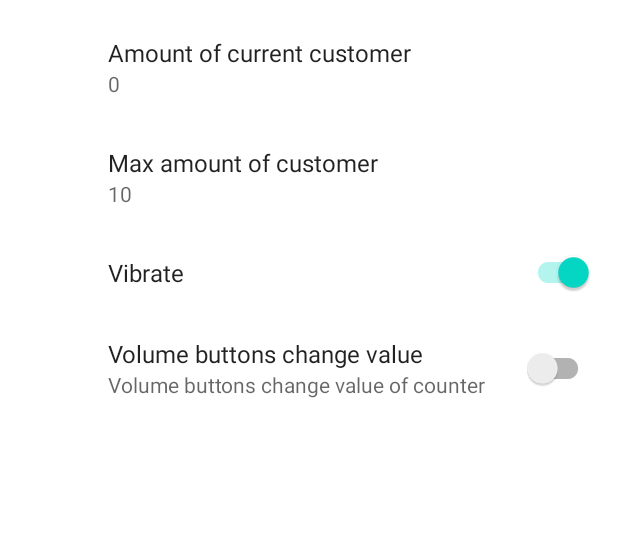
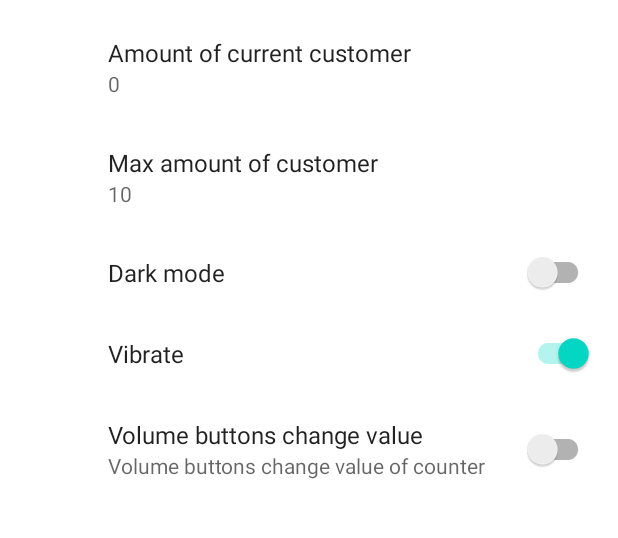
Before and after one commit to antonkesy/customer-counter-android, an Android app: the screen it shows after launch (SettingsActivity), after a tap on "Settings", on a phone screen of 412 x 824 dp, the part 65-603 px from its top. Run offline under Robolectric (Android 15) with nearby library versions, the phone set to English and light mode, and no system bars; our stand-ins replace androidx.preference; 2 statements that could not run were skipped.

Commit message:
use only dark mode switch instead of full theme

```diff
--- a/app/src/main/java/com/antonkesy/customercounter/MainActivity.kt
+++ b/app/src/main/java/com/antonkesy/customercounter/MainActivity.kt
@@ -2,7 +2,6 @@ package com.antonkesy.customercounter
 
 import android.content.Context
 import android.content.Intent
-import android.content.res.Configuration
 import android.media.AudioManager
 import android.os.Build
 import android.os.Bundle
@@ -13,6 +12,7 @@ import android.widget.ImageButton
 import android.widget.ImageView
 import android.widget.TextView
 import androidx.appcompat.app.AppCompatActivity
+import androidx.constraintlayout.widget.ConstraintLayout
 import androidx.core.content.ContextCompat
 import kotlinx.coroutines.Dispatchers
 import kotlinx.coroutines.GlobalScope
@@ -39,6 +39,7 @@ class MainActivity : AppCompatActivity() {
     private var isSoundOn = true
     private var isVibrateOn = true
     private var isVolumeButtonControlOn = false
+    private var isDarkMode = false
 
     //for volume button control
     private var view: View? = null
@@ -49,6 +50,7 @@ class MainActivity : AppCompatActivity() {
         setContentView(R.layout.activity_main)
         view = findViewById<View>(android.R.id.content).rootView
         audioManager = this.getSystemService(Context.AUDIO_SERVICE) as AudioManager
+        updateFromPreferences()
         updateUIColor()
 
         //settings button
@@ -130,7 +132,7 @@ class MainActivity : AppCompatActivity() {
         stopTV = findViewById(R.id.stopTV)
         limitTV = findViewById(R.id.limitReachedTV)
 
-        updateFromPreferences()
+
         changeCustomerAmount(0)
     }
 
@@ -196,36 +198,43 @@ class MainActivity : AppCompatActivity() {
         isSoundOn = UserPreferencesManager.isSoundOn(this)
         isVibrateOn = UserPreferencesManager.isVibrateOn(this)
         isVolumeButtonControlOn = UserPreferencesManager.isVolumeControlOn(this)
+        isDarkMode = UserPreferencesManager.isDarkMode(this)
     }
 
     private fun updateUIColor() {
         //change settings button color for low api with drawable change
         findViewById<ImageButton>(R.id.settingsBtn).setImageDrawable(
-            when (resources?.configuration?.uiMode?.and(Configuration.UI_MODE_NIGHT_MASK)) {
-                Configuration.UI_MODE_NIGHT_YES -> {
-                    ContextCompat.getDrawable(this, R.drawable.ic_baseline_settings_24_white)
-                }
-                else -> ContextCompat.getDrawable(this, R.drawable.ic_baseline_settings_24_black)
-            }
+            ContextCompat.getDrawable(
+                this,
+                if (isDarkMode)
+                    R.drawable.ic_baseline_settings_24_white
+                else R.drawable.ic_baseline_settings_24_black
+            )
         )
         //change sub button color for low api with drawable change
         findViewById<ImageButton>(R.id.subBtn).setImageDrawable(
-            when (resources?.configuration?.uiMode?.and(Configuration.UI_MODE_NIGHT_MASK)) {
-                Configuration.UI_MODE_NIGHT_YES -> {
-                    ContextCompat.getDrawable(this, R.drawable.ic_baseline_remove_24_white)
-                }
-                else -> ContextCompat.getDrawable(this, R.drawable.ic_baseline_remove_24_black)
-            }
+            ContextCompat.getDrawable(
+                this, if (isDarkMode)
+                    R.drawable.ic_baseline_remove_24_white
+                else R.drawable.ic_baseline_remove_24_black
+            )
         )
-
         //change sub button color for low api with drawable change
         findViewById<ImageButton>(R.id.addBtn).setImageDrawable(
-            when (resources?.configuration?.uiMode?.and(Configuration.UI_MODE_NIGHT_MASK)) {
-                Configuration.UI_MODE_NIGHT_YES -> {
-                    ContextCompat.getDrawable(this, R.drawable.ic_baseline_add_24_white)
-                }
-                else -> ContextCompat.getDrawable(this, R.drawable.ic_baseline_add_24_black)
-            }
+            ContextCompat.getDrawable(
+                this,
+                if (isDarkMode)
+                    R.drawable.ic_baseline_add_24_white
+                else R.drawable.ic_baseline_add_24_black
+            )
+        )
+        //update background color
+        findViewById<ConstraintLayout>(R.id.mainLayout).setBackgroundColor(
+            ContextCompat.getColor(
+                this, if (isDarkMode)
+                    R.color.black
+                else R.color.white
+            )
         )
     }
 
--- a/app/src/main/java/com/antonkesy/customercounter/SettingsActivity.kt
+++ b/app/src/main/java/com/antonkesy/customercounter/SettingsActivity.kt
@@ -2,9 +2,15 @@ package com.antonkesy.customercounter
 
 import android.os.Bundle
 import android.text.InputType
+import android.util.Log
+import android.view.LayoutInflater
+import android.view.View
+import android.view.ViewGroup
 import androidx.appcompat.app.AppCompatActivity
+import androidx.core.content.ContextCompat
 import androidx.preference.EditTextPreference
 import androidx.preference.PreferenceFragmentCompat
+import androidx.preference.SwitchPreferenceCompat
 
 
 class SettingsActivity : AppCompatActivity() {
@@ -20,6 +26,8 @@ class SettingsActivity : AppCompatActivity() {
         }
         supportActionBar?.setDisplayHomeAsUpEnabled(true)
     }
+}
+
 
 class SettingsFragment : PreferenceFragmentCompat() {
     override fun onCreatePreferences(savedInstanceState: Bundle?, rootKey: String?) {
@@ -27,7 +35,40 @@ class SettingsActivity : AppCompatActivity() {
         //set number edit pref to only number dial
         setNumberInputPref(preferenceManager.findPreference("prefCustomerKey")!!)
         setNumberInputPref(preferenceManager.findPreference("prefMaxKey")!!)
+    }
 
+    override fun onCreateView(
+        inflater: LayoutInflater,
+        container: ViewGroup?,
+        savedInstanceState: Bundle?
+    ): View? {
+
+        val myView = super.onCreateView(inflater, container, savedInstanceState)
+
+        updateBackgroundColor(
+            myView,
+            UserPreferencesManager.isDarkMode(requireContext())
+        )
+
+        val darkModeSwitch: SwitchPreferenceCompat? = findPreference("prefDarkModeKey")
+        darkModeSwitch?.setOnPreferenceChangeListener { _, newValue ->
+            updateBackgroundColor(view, newValue as Boolean)
+            true
+        }
+
+        return myView
+    }
+
+    private fun updateBackgroundColor(view: View?, darkMode: Boolean) {
+        Log.e("s", "d" + darkMode + " " + view)
+        view?.setBackgroundColor(
+            ContextCompat.getColor(
+                requireContext(), if (darkMode)
+                    R.color.grey
+                else
+                    R.color.white
+            )
+        )
     }
 
     /**
@@ -40,6 +81,3 @@ class SettingsActivity : AppCompatActivity() {
         }
     }
 }
-
-
-}
--- a/app/src/main/java/com/antonkesy/customercounter/UserPreferencesManager.java
+++ b/app/src/main/java/com/antonkesy/customercounter/UserPreferencesManager.java
@@ -10,6 +10,7 @@ public class UserPreferencesManager {
     private static final String prefVibrateOn = "prefVibrateKey";
     private static final String prefSoundOn = "prefSoundKey";
     private static final String prefVolumeControlOn = "prefVolumeControlOnKey";
+    private static final String prefDarkMode = "prefDarkModeKey";
 
     private static SharedPreferences getSharedPreferences(Context context) {
         return PreferenceManager.getDefaultSharedPreferences(context);
@@ -71,4 +72,8 @@ public class UserPreferencesManager {
         return getSharedPreferences(context).getBoolean(prefVolumeControlOn, false);
     }
 
+    public static boolean isDarkMode(Context context) {
+        return getSharedPreferences(context).getBoolean(prefDarkMode, false);
+    }
+
 }
--- a/app/src/main/res/layout/activity_main.xml
+++ b/app/src/main/res/layout/activity_main.xml
@@ -4,6 +4,7 @@
     xmlns:tools="http://schemas.android.com/tools"
     android:layout_width="match_parent"
     android:layout_height="match_parent"
+    android:id="@+id/mainLayout"
     tools:context=".MainActivity">
 
 
--- a/app/src/main/res/layout/settings_activity.xml
+++ b/app/src/main/res/layout/settings_activity.xml
@@ -1,4 +1,5 @@
 <LinearLayout xmlns:android="http://schemas.android.com/apk/res/android"
+    android:id="@+id/settingsLayout"
     android:layout_width="match_parent"
     android:layout_height="match_parent">
 
--- a/app/src/main/res/values-night/themes.xml
+++ /dev/null
@@ -1,9 +0,0 @@
-<resources xmlns:tools="http://schemas.android.com/tools">
-    <!-- Base application theme. -->
-    <style name="Theme.CustomerCounter" parent="Theme.MaterialComponents.DayNight.NoActionBar">
-        <item name="colorOnPrimary">@color/black</item>
-        <item name="colorOnSecondary">@color/black</item>
-        <!-- Status bar color. -->
-        <item name="android:statusBarColor" tools:targetApi="l">@color/black</item>
-    </style>
-</resources>
--- a/app/src/main/res/values/colors.xml
+++ b/app/src/main/res/values/colors.xml
@@ -7,6 +7,7 @@
     <color name="teal_700">#FF018786</color>
     <color name="black">#FF000000</color>
     <color name="white">#FFFFFFFF</color>
+    <color name="grey">#808080</color>
 
     <color name="green">#2dc937</color>
     <color name="yellow">#e7b416</color>
--- a/app/src/main/res/values/strings.xml
+++ b/app/src/main/res/values/strings.xml
@@ -24,4 +24,5 @@
     <string name="sound_title">Sounds</string>
     <string name="_0">0</string>
     <string name="amount_title">Amount of current customer</string>
+    <string name="darkMode_title">Dark mode</string>
 </resources>
--- a/app/src/main/res/values/themes.xml
+++ b/app/src/main/res/values/themes.xml
@@ -3,6 +3,7 @@
     <style name="Theme.CustomerCounter" parent="Theme.MaterialComponents.DayNight.NoActionBar">
         <item name="colorOnPrimary">@color/white</item>
         <item name="colorOnSecondary">@color/black</item>
+        <item name="backgroundColor">@color/white</item>
         <!-- Status bar color. -->
         <item name="android:statusBarColor" tools:targetApi="l">@color/black</item>
     </style>
--- a/app/src/main/res/xml/root_preferences.xml
+++ b/app/src/main/res/xml/root_preferences.xml
@@ -16,6 +16,11 @@
             app:key="prefMaxKey"
             app:title="@string/max_amount_title"
             app:useSimpleSummaryProvider="true" />
+
+        <SwitchPreferenceCompat
+            android:defaultValue="false"
+            app:key="prefDarkModeKey"
+            app:title="@string/darkMode_title" />
 
         <!-- todo
          <SwitchPreferenceCompat
```
Lines whose indentation alone changed are shown as unchanged.
